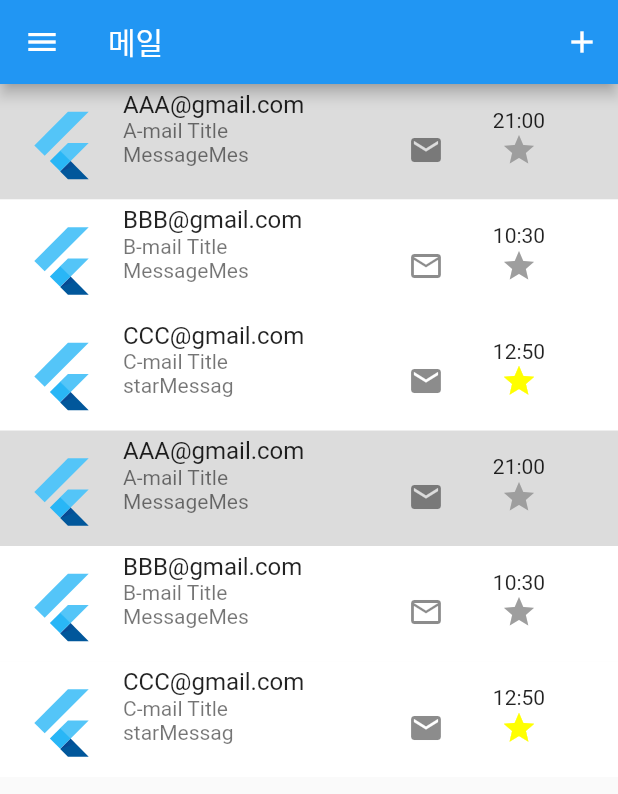
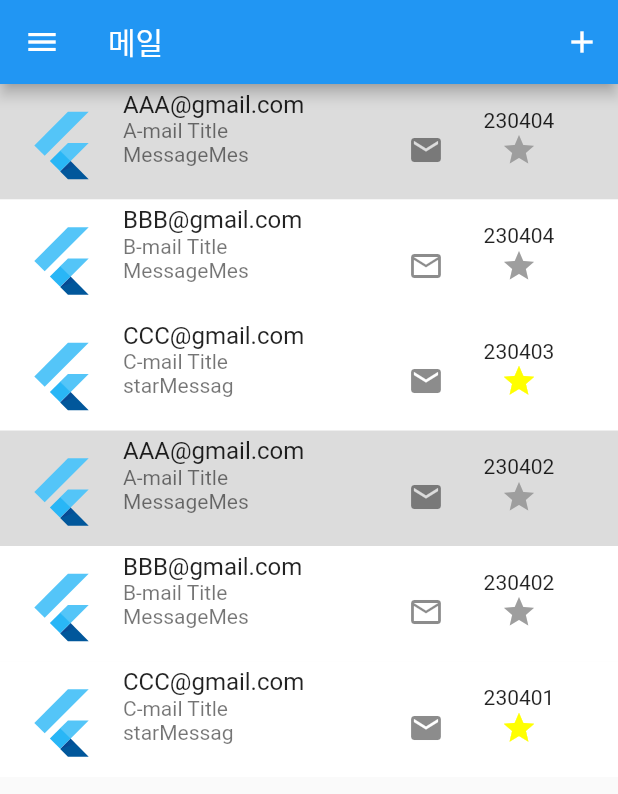
Before and after one commit to AnSuHan/HCI, a Flutter app: the screen it shows after launch, on a phone screen of 412 x 824 dp. Shown: the top 794 px of the screen. Run offline on Flutter 3.47's test engine with Material 2 defaults, Android fonts, the phone set to English and light mode, and no system bars; our stand-ins replace google_fonts, shared_preferences.

Commit message:
Show send and recv mails with according to time

```diff
--- a/project/lib/MailScene.dart
+++ b/project/lib/MailScene.dart
@@ -15,22 +15,22 @@ import 'searchbar.dart';
 class MailScene extends State<MailSceneStateful> with RouteAware {
   static var mails = [Mail("AAA@gmail.com",
       "A-mail Title",
-      "MessageMessageMessageMessageMessageMessageMessageMessage", "21:00", false, "받은편지함", true, false),
+      "MessageMessageMessageMessageMessageMessageMessageMessage", "230404_21:00", false, "받은편지함", true, false),
     Mail("BBB@gmail.com",
         "B-mail Title",
-        "MessageMessageMessageMessageMessageMessageMessageMessage", "10:30", false, "받은편지함", false, true),
+        "MessageMessageMessageMessageMessageMessageMessageMessage", "230404_10:30", false, "받은편지함", false, true),
     Mail("CCC@gmail.com",
         "C-mail Title",
-        "starMessagestarMessagestarMessagestarMessagestarMessage", "12:50", true, "별표편지함", false, false),
+        "starMessagestarMessagestarMessagestarMessagestarMessage", "230403_12:50", true, "별표편지함", false, false),
     Mail("AAA@gmail.com",
         "A-mail Title",
-        "MessageMessageMessageMessageMessageMessageMessageMessage", "21:00", false, "받은편지함", true, false),
+        "MessageMessageMessageMessageMessageMessageMessageMessage", "230402_21:00", false, "받은편지함", true, false),
     Mail("BBB@gmail.com",
         "B-mail Title",
-        "MessageMessageMessageMessageMessageMessageMessageMessage", "10:30", false, "받은편지함", false, true),
+        "MessageMessageMessageMessageMessageMessageMessageMessage", "230402_10:30", false, "받은편지함", false, true),
     Mail("CCC@gmail.com",
         "C-mail Title",
-        "starMessagestarMessagestarMessagestarMessagestarMessage", "12:50", true, "별표편지함", false, false)];
+        "starMessagestarMessagestarMessagestarMessagestarMessage", "230401_12:50", true, "별표편지함", false, false)];
 
   static var changes = Mail("", "", "", "", false, "", false, false);
   var nowLabel = "";
@@ -672,7 +672,7 @@ class MailScene extends State<MailSceneStateful> with RouteAware {
                         width: 100,
                         child: Column(
                           children: [
-                            Text(items[index].time),
+                            Text(items[index].time.split("_")[0]),
                             StatefulBuilder(
                               builder: (BuildContext context, StateSetter setState) {
                                 return GestureDetector(
--- a/project/lib/MailSceneWrite.dart
+++ b/project/lib/MailSceneWrite.dart
@@ -10,18 +10,18 @@ class MailSceneWrite extends State<MailSceneWriteStateful>{
   var isSelect = false;
   static var inMailNum = -1;
 
-  static var mails = [Mail("AAA@gmail.com",
+  static var mails = [Mail("BBB@gmail.com",
+        "B-mail Title",
+        "MessageMessageMessageMessageMessageMessageMessageMessage", "230403_23:50", false, "받은편지함", true, true),
+    Mail("AAA@gmail.com",
         "A-mail Title",
-        "MessageMessageMessageMessageMessageMessageMessageMessage", "04:20", false, "받은편지함", true, false),
-    Mail("BBB@gmail.com",
-        "B-mail Title",
-        "MessageMessageMessageMessageMessageMessageMessageMessage", "23:50", false, "받은편지함", true, true),
+        "MessageMessageMessageMessageMessageMessageMessageMessage", "230403_04:20", false, "받은편지함", true, false),
     Mail("CCC@gmail.com",
         "C-mail Title",
-        "MessageMessageMessageMessageMessageMessageMessageMessage", "14:01", false, "받은편지함", true, false),
+        "MessageMessageMessageMessageMessageMessageMessageMessage", "230402_14:01", false, "받은편지함", true, false),
     Mail("DDD@gmail.com",
         "D-mail Title",
-        "MessageMessageMessageMessageMessageMessageMessageMessage", "17:30", false, "받은편지함", true, false)];
+        "MessageMessageMessageMessageMessageMessageMessageMessage", "230401_17:30", false, "받은편지함", true, false)];
   var mailsColor = [Colors.white, Colors.white, Colors.white, Colors.white];
 
   static var mailWidgetStatic = [];
@@ -169,7 +169,7 @@ class MailSceneWrite extends State<MailSceneWriteStateful>{
                 width: 100,
                 child: Column(
                   children: [
-                    Text(mails[i].time),
+                    Text(mails[i].time.split("_")[0]),
                     StatefulBuilder(
                       builder: (BuildContext context, StateSetter setState) {
                         return GestureDetector(
```
Also changed, not shown: project/lib/MailInnerScene.dart (+66 -48 lines).
